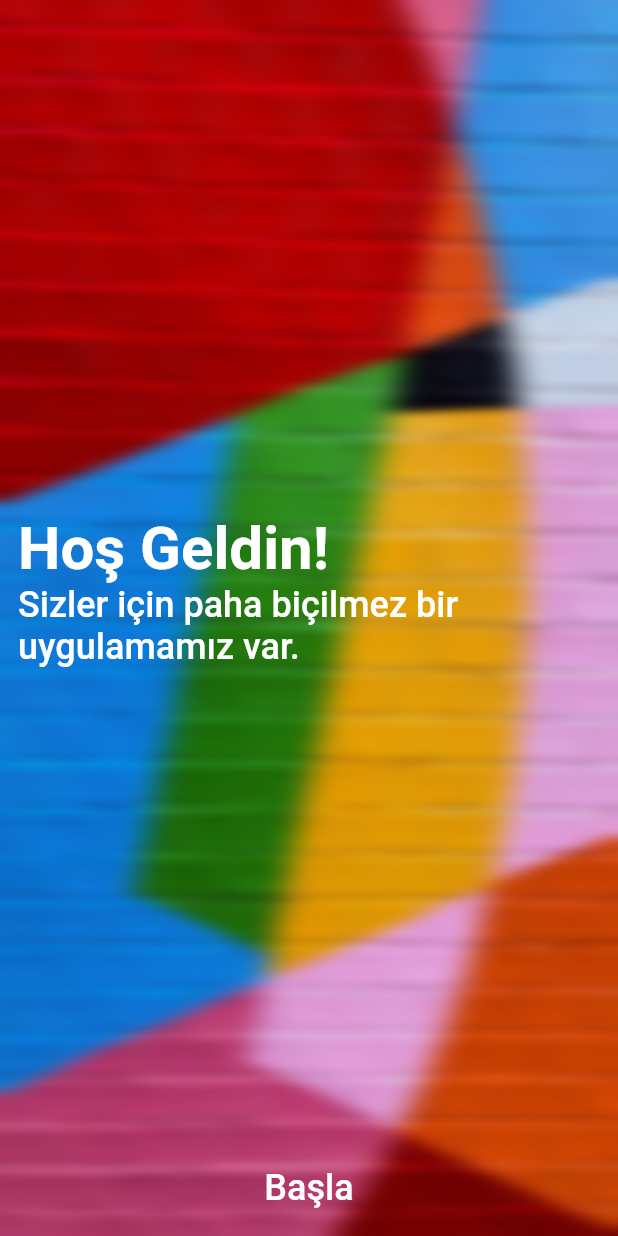
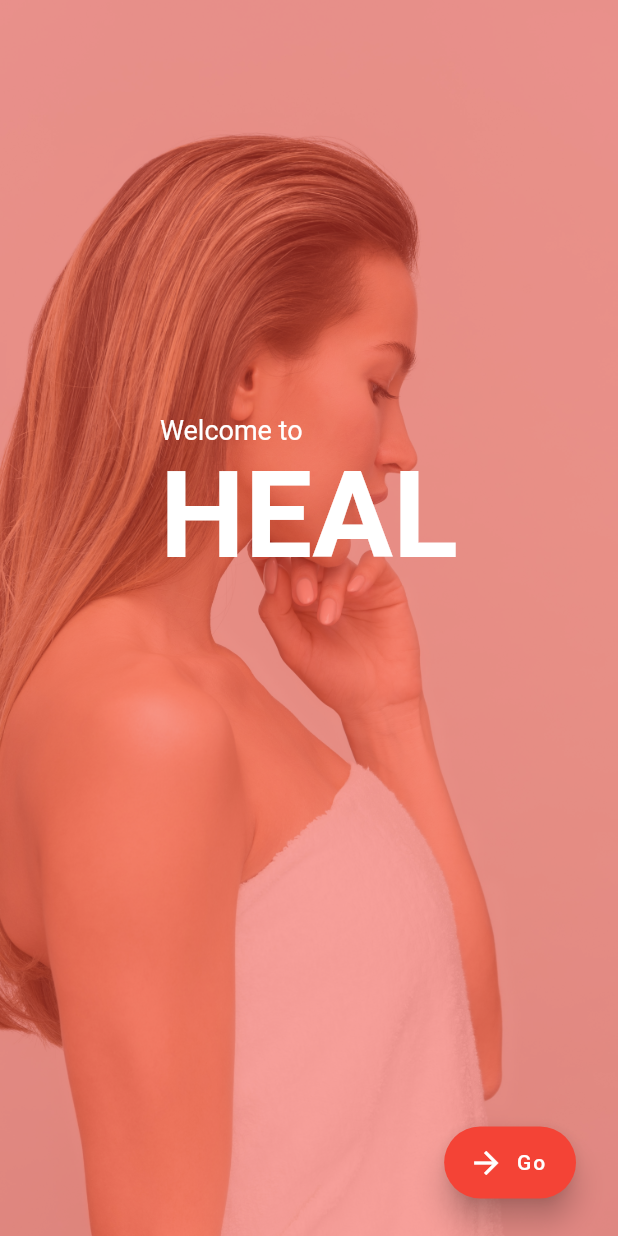
Before and after one commit to hasancavdar61/flutter_examples, a Flutter app: the screen it shows after launch, on a phone screen of 412 x 824 dp. Run offline on Flutter 3.47's test engine with Material 2 defaults, Android fonts, the phone set to English and light mode, and no system bars; our stand-ins replace google_fonts.

Commit message:
Added new splash
New splash body pages added. First splash screen design completed.

```diff
--- a/sociaworld/lib/custom_method.dart
+++ b/sociaworld/lib/custom_method.dart
@@ -1,5 +1,4 @@
 import 'package:flutter/material.dart';
-import 'package:sociaworld/widgets/custom_bottom_nav_bar.dart';
 import 'package:sociaworld/widgets/custom_card_widget.dart';
 import 'package:sociaworld/widgets/custom_cards/custom_profile_card.dart';
 import 'package:sociaworld/widgets/custom_cards/custom_profile_card_other.dart';
--- a/sociaworld/lib/routes/local_service.dart
+++ b/sociaworld/lib/routes/local_service.dart
@@ -1,12 +1,18 @@
 import 'package:flutter/material.dart';
 import 'package:sociaworld/custom_method.dart';
-import 'package:sociaworld/screens/splash/splash_sceen.dart';
+import 'package:sociaworld/health_page.dart';
+import 'package:sociaworld/screens/splash/splash_variant_one/body.dart';
+import 'package:sociaworld/screens/splash/splash_variant_one/splash_screen.dart';
 
 class RouteServices {
   Map<String, WidgetBuilder> get routes => {
-        '/': (context) => const SplashScreen(),
+        '/': (context) => const SplashScreenVariantOne(),
         '/HomePage': (context) => const CustomCardView(),
-
+        '/SplashSecond': (context) => const SecondScreen(),
+        '/SplashThird': (context) => const ThirdScreen(),
+        '/SplashFourth': (context) => const FourthScreen(),
+        '/SplashFifth': (context) => const FifthScreen(),
+        '/HealthPage' : (context) => const HealthPage(),
       };
 }
 
--- a/sociaworld/lib/screens/splash/body.dart
+++ b/sociaworld/lib/screens/splash/body.dart
@@ -1,5 +1,5 @@
 import 'package:flutter/material.dart';
-import 'package:sociaworld/widgets/splash_body.dart';
+import 'package:sociaworld/widgets/splash_bodies/splash_body.dart';
 
 class SplashScreenBody extends StatefulWidget {
   const SplashScreenBody({
--- /dev/null
+++ b/sociaworld/lib/screens/splash/splash_variant_one/splash_screen.dart
@@ -0,0 +1,16 @@
+import 'package:flutter/material.dart';
+import 'package:sociaworld/screens/splash/splash_variant_one/body.dart';
+
+class SplashScreenVariantOne extends StatefulWidget {
+  const SplashScreenVariantOne({Key? key}) : super(key: key);
+
+  @override
+  _SplashScreenVariantOneState createState() => _SplashScreenVariantOneState();
+}
+
+class _SplashScreenVariantOneState extends State<SplashScreenVariantOne> {
+  @override
+  Widget build(BuildContext context) {
+    return const SplashScreenBodyVariantOne();
+  }
+}
--- /dev/null
+++ b/sociaworld/lib/widgets/splash_backgrounds/splash_background_variant.dart
@@ -0,0 +1,38 @@
+import 'dart:ui';
+
+import 'package:flutter/material.dart';
+
+class SplashScreenBackgroundVariant extends StatefulWidget {
+  const SplashScreenBackgroundVariant({Key? key, this.imageName, this.color, this.imageFit})
+      : super(key: key);
+  final String? imageName;
+  final Color? color;
+  final BoxFit? imageFit;
+
+  @override
+  _SplashScreenBackgroundVariantState createState() =>
+      _SplashScreenBackgroundVariantState();
+}
+
+class _SplashScreenBackgroundVariantState
+    extends State<SplashScreenBackgroundVariant> {
+  @override
+  Widget build(BuildContext context) {
+    return Container(
+      height: double.infinity,
+      width: double.infinity,
+      decoration: BoxDecoration(
+        image: DecorationImage(
+          fit: widget.imageFit!,
+          image: AssetImage(widget.imageName!),
+        ),
+      ),
+      child: BackdropFilter(
+        filter: ImageFilter.blur(sigmaX: 0.0, sigmaY: 0.0),
+        child: Container(
+          color: widget.color,
+        ),
+      ),
+    );
+  }
+}
--- a/sociaworld/lib/widgets/splash_body.dart
+++ b/sociaworld/lib/widgets/splash_bodies/splash_body.dart
@@ -1,9 +1,7 @@
-import 'dart:ui';
-
 import 'package:flutter/material.dart';
 import 'package:sociaworld/routes/local_service.dart';
 import 'package:sociaworld/utils/text_style.dart';
-import 'package:sociaworld/widgets/splash_background.dart';
+import 'package:sociaworld/widgets/splash_backgrounds/splash_background_variant.dart';
 
 class SplashBodyWidget extends StatelessWidget {
   const SplashBodyWidget({
@@ -22,7 +20,10 @@ class SplashBodyWidget extends StatelessWidget {
     return Stack(
       alignment: Alignment.center,
       children: [
-        const SplashBlurBackground(),
+        SplashScreenBackgroundVariant(
+          imageName: 'assets/img_women.jpg',
+          color: Colors.red.withOpacity(0.4),
+        ),
         Column(
           mainAxisAlignment: MainAxisAlignment.spaceBetween,
           children: [
@@ -42,7 +43,9 @@ class SplashBodyWidget extends StatelessWidget {
                       TextSpan(
                           text: splashHeaderSubText,
                           style: SplashTextStyle().semiBold()),
-                        ])),
+                    ],
+                  ),
+                ),
               ),
             ),
             Padding(
--- /dev/null
+++ b/sociaworld/lib/widgets/splash_bodies/splash_body_variant.dart
@@ -0,0 +1,92 @@
+import 'package:flutter/material.dart';
+import 'package:google_fonts/google_fonts.dart';
+import 'package:sociaworld/widgets/splash_backgrounds/splash_background_variant.dart';
+
+class SplashBodyVariantWidget extends StatelessWidget {
+  const SplashBodyVariantWidget({
+    Key? key,
+    this.splashHeaderText,
+    this.splashMainText,
+    this.splashSubText,
+    this.labelFAB,
+    this.assetName,
+    this.color,
+    this.imageFit,
+    this.onPressed,
+    this.fontSize,
+    this.colorFAB,
+    this.subTextSize,
+  }) : super(key: key);
+  final String? splashHeaderText;
+  final String? splashMainText;
+  final String? splashSubText;
+  final String? labelFAB;
+  final String? assetName;
+  final Color? color;
+  final BoxFit? imageFit;
+  final VoidCallback? onPressed;
+  final double? fontSize;
+  final Color? colorFAB;
+  final double? subTextSize;
+
+  @override
+  Widget build(BuildContext context) {
+    return Stack(
+      alignment: Alignment.center,
+      children: [
+        SplashScreenBackgroundVariant(
+          imageName: assetName!,
+          color: color!,
+          imageFit: imageFit!,
+        ),
+        Column(
+          mainAxisAlignment: MainAxisAlignment.spaceBetween,
+          children: [
+            const SizedBox(
+              height: 10.0,
+            ),
+            SafeArea(
+              child: RichText(
+                textAlign: TextAlign.start,
+                text: TextSpan(
+                  children: <TextSpan>[
+                    TextSpan(
+                      text: splashHeaderText!,
+                      style: GoogleFonts.aBeeZee(fontSize: 18.0),
+                    ),
+                    const TextSpan(text: '\n'),
+                    TextSpan(
+                      text: splashMainText!,
+                      style: GoogleFonts.fredokaOne(
+                        fontSize: fontSize!,
+                        fontWeight: FontWeight.w600,
+                      ),
+                    ),
+                    const TextSpan(text: '\n'),
+                    TextSpan(
+                      text: splashSubText!,
+                      style: GoogleFonts.aBeeZee(fontSize: subTextSize!),
+                    ),
+                  ],
+                ),
+              ),
+            ),
+            Container(
+              alignment: Alignment.bottomRight,
+              child: Padding(
+                padding: const EdgeInsets.only(right: 28.0, bottom: 25.0),
+                child: FloatingActionButton.extended(
+                  elevation: 8.0,
+                  backgroundColor: colorFAB!,
+                  onPressed: onPressed!,
+                  label: Text(labelFAB!),
+                  icon: const Icon(Icons.arrow_forward),
+                ),
+              ),
+            )
+          ],
+        ),
+      ],
+    );
+  }
+}
--- a/sociaworld/pubspec.yaml
+++ b/sociaworld/pubspec.yaml
@@ -34,6 +34,7 @@ dependencies:
   # The following adds the Cupertino Icons font to your application.
   # Use with the CupertinoIcons class for iOS style icons.
   cupertino_icons: ^1.0.2
+  google_fonts: ^2.2.0
 
 dev_dependencies:
   flutter_test:
```
Also changed, not shown: sociaworld/lib/health_page.dart (added, +10 -0 lines), sociaworld/lib/screens/splash/splash_variant_one/body.dart (added, +114 -0 lines), sociaworld/assets/img_breathe.jpg (added), sociaworld/assets/img_pregnant.jpg (added), sociaworld/assets/img_therapy.jpg (added), sociaworld/assets/img_women.jpg (added), sociaworld/assets/img_yoga.jpg (added), sociaworld/lib/screens/splash/splash_variant_two/body.dart (added), sociaworld/lib/screens/splash/splash_variant_two/splash_screen.dart (added), sociaworld/lib/widgets/splash_backgrounds/splash_background.dart (renamed from sociaworld/lib/widgets/splash_background.dart), sociaworld/pubspec.lock, 5 other files. Lines whose indentation alone changed are shown as unchanged.
